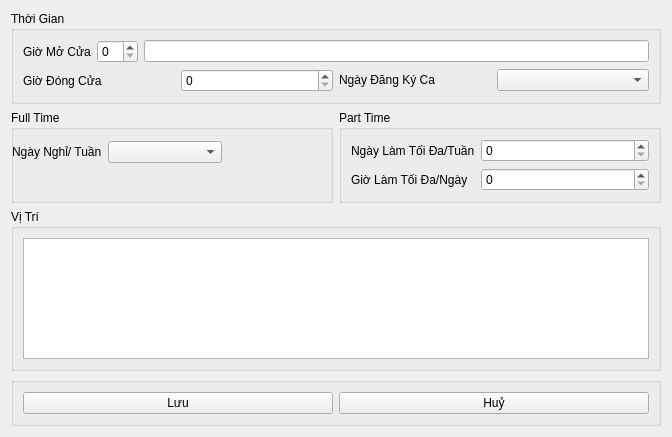
The window that src/view/Setting_View.ui (vttaan/OOP---Management-Application-Project) describes before a commit, drawn with Qt 5.
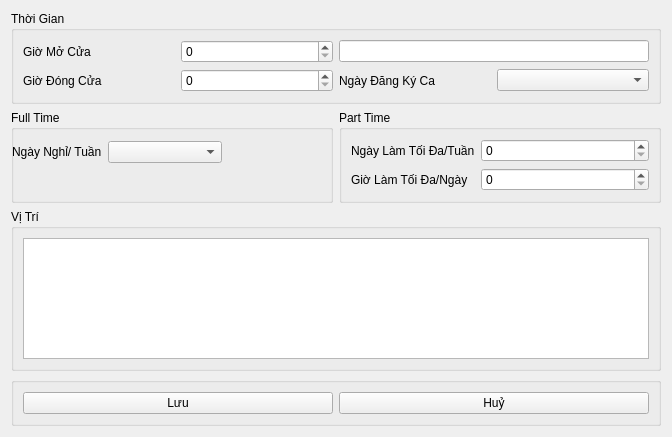
The same window after the commit.

Commit message: Update UX alignment in settings, edit some employee's salary (not 0)

What changed in the file:
```diff
--- a/src/view/Setting_View.ui
+++ b/src/view/Setting_View.ui
@@ -19,37 +19,25 @@
      <property name="title">
       <string>Thời Gian</string>
      </property>
-     <layout class="QVBoxLayout" name="verticalLayout_2">
-      <item>
-       <layout class="QHBoxLayout" name="horizontalLayout_5">
-        <item>
-         <layout class="QHBoxLayout" name="horizontalLayout_2">
-          <item>
+     <layout class="QGridLayout" name="gridLayout_Time">
+      <item row="0" column="0">
            <widget class="QLabel" name="TimeOpen">
             <property name="text">
              <string>Giờ Mở Cửa</string>
             </property>
            </widget>
           </item>
-          <item>
+      <item row="0" column="1">
            <widget class="QSpinBox" name="spinBoxOpen"/>
           </item>
-         </layout>
-        </item>
-        <item>
+      <item row="0" column="2" colspan="2">
          <widget class="QLineEdit" name="ShiftMorningAndEvening">
           <property name="readOnly">
            <bool>true</bool>
           </property>
          </widget>
         </item>
-       </layout>
-      </item>
-      <item>
-       <layout class="QHBoxLayout" name="horizontalLayout_6">
-        <item>
-         <layout class="QHBoxLayout" name="horizontalLayout_3">
-          <item>
+      <item row="1" column="0">
            <widget class="QLabel" name="TimeClose">
             <property name="text">
              <string>Giờ Đóng Cửa</string>
@@ -59,24 +47,15 @@
           <item>
            <widget class="QSpinBox" name="spinBoxClose"/>
           </item>
-         </layout>
-        </item>
-        <item>
-         <layout class="QHBoxLayout" name="horizontalLayout_4">
-          <item>
+      <item row="1" column="2">
            <widget class="QLabel" name="DateRegis">
             <property name="text">
-             <string>&lt;html&gt;&lt;head/&gt;&lt;body&gt;&lt;p&gt;Ngày Đăng Ký Ca&lt;/p&gt;&lt;/body&gt;&lt;/html&gt;</string>
+         <string>Ngày Đăng Ký Ca</string>
             </property>
            </widget>
           </item>
-          <item>
-           <widget class="QComboBox" name="comboBoxDateRegis">
-           </widget>
-          </item>
-         </layout>
-        </item>
-       </layout>
+      <item row="1" column="3">
+       <widget class="QComboBox" name="comboBoxDateRegis"/>
       </item>
      </layout>
     </widget>
```
Left out of the diff: 7 changed lines with no effect on the pictures. Lines whose indentation alone changed are shown as unchanged. The commit also changes 1 other file.
